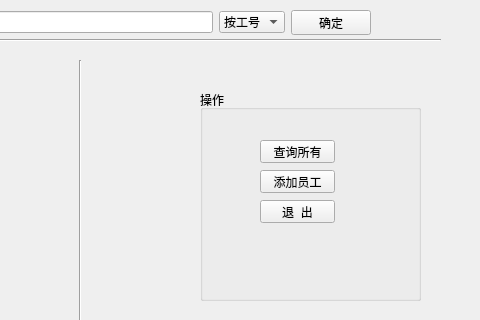
The window that Python_tensorflow_LicensePlate/front/TableAndButton.ui (handsomeyaqiang/plate_number_of_company_parking_lot) describes before a commit, drawn with Qt 5; both pictures show x 320 to 800 and y 0 to 320 of the 800 by 600 pixel window.
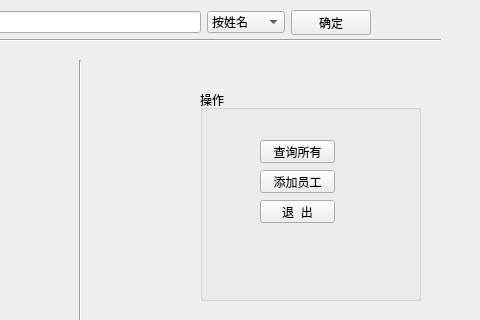
The same window after the commit.

```diff
--- a/Python_tensorflow_LicensePlate/front/TableAndButton.ui
+++ b/Python_tensorflow_LicensePlate/front/TableAndButton.ui
@@ -259,11 +259,6 @@
      </item>
      <item>
       <widget class="QComboBox" name="comboBox">
-       <item>
-        <property name="text">
-         <string>按工号</string>
-        </property>
-       </item>
        <item>
         <property name="text">
          <string>按姓名</string>
@@ -274,6 +269,11 @@
          <string>按部门</string>
         </property>
        </item>
+       <item>
+        <property name="text">
+         <string>按车牌号</string>
+        </property>
+       </item>
       </widget>
      </item>
      <item>
```
